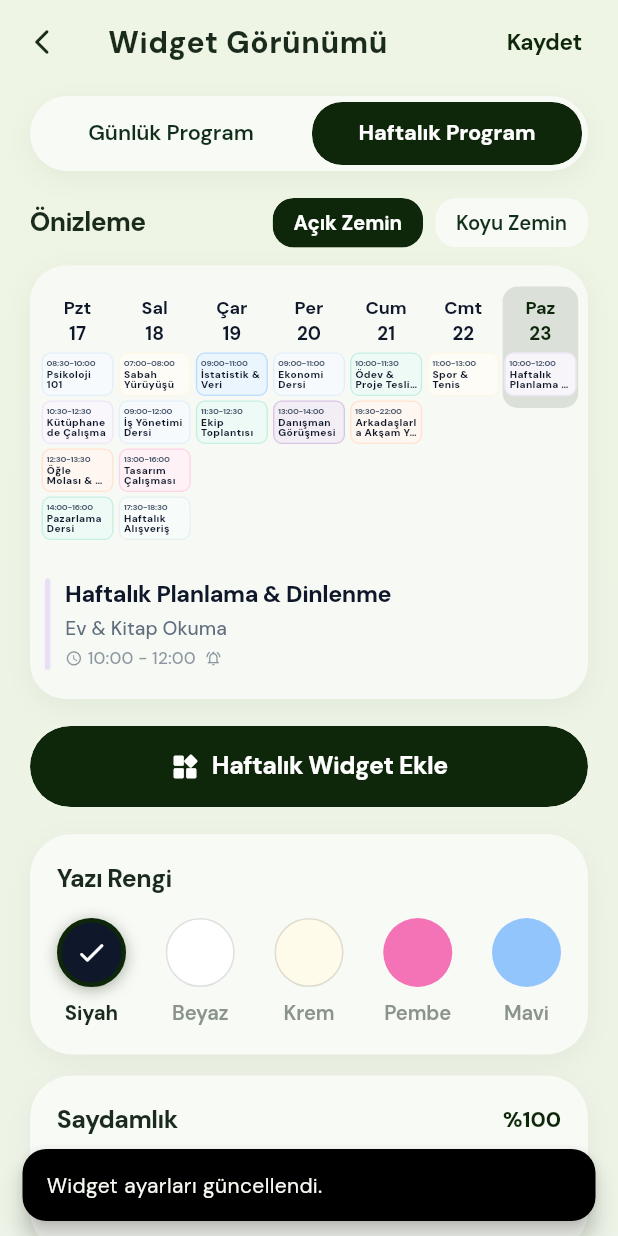
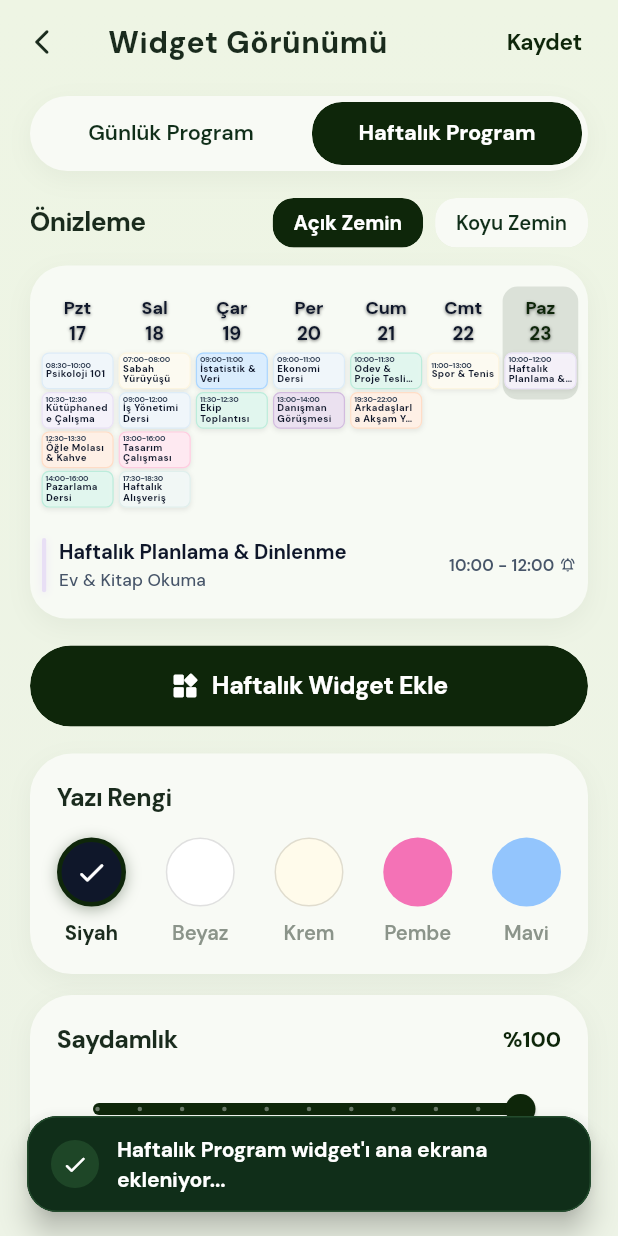
Before and after one commit to mervebudakk/Planner-on-the-Screen, a Flutter app: the WidgetCustomizerScreen screen opened directly, after a tap on "Haftalık Program", after a tap on "Haftalık Widget Ekle", on a phone screen of 412 x 824 dp. Run offline on Flutter 3.47's test engine with Material 3 defaults, Android fonts, the phone set to English and light mode, and no system bars; our stand-ins replace flutter_local_notifications, flutter_secure_storage, google_fonts, google_sign_in, shared_preferences, timezone; missing offline and left inert: home_widget; accounts and stored records are empty.

Commit message:
feat: enhance weekly & daily widget design, responsive snackbars, and circular app icon

```diff
--- a/lib/core/services/widget_sync_service.dart
+++ b/lib/core/services/widget_sync_service.dart
@@ -54,6 +54,11 @@ class WidgetSyncService {
         'theme_config_json',
         jsonEncode(themeConfig.toJson()),
       );
+      final dayNumbers = currentWeekDays.map((d) => d.day).toList();
+      await HomeWidget.saveWidgetData<String>(
+        'week_day_numbers_json',
+        jsonEncode(dayNumbers),
+      );
       await HomeWidget.saveWidgetData<int>('current_day_of_week', today);
 
       // Native Widget'ları yenile (Hem Günlük hem Haftalık)
--- /dev/null
+++ b/lib/core/widgets/aesthetic_snackbar.dart
@@ -0,0 +1,118 @@
+import 'package:flutter/material.dart';
+import '../../core/constants/app_typography.dart';
+
+/// 🌿 Uygulama genelinde kullanılan estetik SnackBar yardımcısı.
+/// Welcome SnackBar tarzında: yuvarlak ikon + mesaj + koyu yeşil tema.
+class AestheticSnackBar {
+  AestheticSnackBar._();
+
+  /// ✅ Başarı mesajı (Yeşil ✓ ikon)
+  static void showSuccess(BuildContext context, String message) {
+    _show(context, message: message, icon: Icons.check_rounded, type: _SnackType.success);
+  }
+
+  /// ℹ️ Bilgi mesajı (Mavi ℹ ikon)
+  static void showInfo(BuildContext context, String message) {
+    _show(context, message: message, icon: Icons.info_outline_rounded, type: _SnackType.info);
+  }
+
+  /// ⚠️ Uyarı mesajı (Turuncu ⚠ ikon)
+  static void showWarning(BuildContext context, String message) {
+    _show(context, message: message, icon: Icons.warning_amber_rounded, type: _SnackType.warning);
+  }
+
+  /// 🗑️ Silme mesajı (Kırmızı 🗑 ikon)
+  static void showDelete(BuildContext context, String message) {
+    _show(context, message: message, icon: Icons.delete_outline_rounded, type: _SnackType.delete);
+  }
+
+  static void _show(
+    BuildContext context, {
+    required String message,
+    required IconData icon,
+    required _SnackType type,
+    Duration duration = const Duration(seconds: 2),
+  }) {
+    final isDark = Theme.of(context).brightness == Brightness.dark;
+    final screenWidth = MediaQuery.maybeSizeOf(context)?.width ?? 400.0;
+    final horizontalMargin = (screenWidth < 360) ? 12.0 : 18.0;
+
+    final Color bgColor;
+    final Color borderColor;
+    final Color iconBgColor;
+    final Color iconColor;
+
+    switch (type) {
+      case _SnackType.success:
+        bgColor = isDark ? const Color(0xFF18261E) : const Color(0xFF102E19);
+        borderColor = isDark ? const Color(0xFF283D30) : const Color(0xFF234B2D);
+        iconBgColor = isDark ? const Color(0xFF2C6843) : const Color(0xFF1E4627);
+        iconColor = Colors.white;
+        break;
+      case _SnackType.info:
+        bgColor = isDark ? const Color(0xFF18261E) : const Color(0xFF102E19);
+        borderColor = isDark ? const Color(0xFF283D30) : const Color(0xFF234B2D);
+        iconBgColor = isDark ? const Color(0xFF2A4A6B) : const Color(0xFF1B3A5C);
+        iconColor = const Color(0xFF93C5FD);
+        break;
+      case _SnackType.warning:
+        bgColor = isDark ? const Color(0xFF261E18) : const Color(0xFF2E2110);
+        borderColor = isDark ? const Color(0xFF3D3028) : const Color(0xFF4B3D23);
+        iconBgColor = isDark ? const Color(0xFF685C2C) : const Color(0xFF46391E);
+        iconColor = const Color(0xFFFCD34D);
+        break;
+      case _SnackType.delete:
+        bgColor = isDark ? const Color(0xFF261818) : const Color(0xFF2E1010);
+        borderColor = isDark ? const Color(0xFF3D2828) : const Color(0xFF4B2323);
+        iconBgColor = isDark ? const Color(0xFF682C2C) : const Color(0xFF461E1E);
+        iconColor = const Color(0xFFFCA5A5);
+        break;
+    }
+
+    ScaffoldMessenger.of(context).hideCurrentSnackBar();
+    ScaffoldMessenger.of(context).showSnackBar(
+      SnackBar(
+        backgroundColor: bgColor,
+        behavior: SnackBarBehavior.floating,
+        margin: EdgeInsets.symmetric(horizontal: horizontalMargin, vertical: 16),
+        padding: const EdgeInsets.symmetric(horizontal: 16, vertical: 12),
+        elevation: 8,
+        shape: RoundedRectangleBorder(
+          borderRadius: BorderRadius.circular(20),
+          side: BorderSide(color: borderColor, width: 1.0),
+        ),
+        content: Row(
+          children: [
+            Container(
+              width: 32,
+              height: 32,
+              decoration: BoxDecoration(
+                color: iconBgColor,
+                shape: BoxShape.circle,
+              ),
+              child: Center(
+                child: Icon(icon, color: iconColor, size: 18),
+              ),
+            ),
+            const SizedBox(width: 12),
+            Expanded(
+              child: Text(
+                message,
+                style: AppTypography.sfProRounded(
+                  color: Colors.white,
+                  fontWeight: FontWeight.w700,
+                  fontSize: 14.0,
+                ),
+                maxLines: 3,
+                overflow: TextOverflow.ellipsis,
+              ),
+            ),
+          ],
+        ),
+        duration: duration,
+      ),
+    );
+  }
+}
+
+enum _SnackType { success, info, warning, delete }
--- a/lib/features/planner/presentation/screens/widget_customizer_screen.dart
+++ b/lib/features/planner/presentation/screens/widget_customizer_screen.dart
@@ -5,6 +5,7 @@ import '../../../../core/constants/app_typography.dart';
 import '../../../../core/models/schedule_event.dart';
 import '../../../../core/services/widget_sync_service.dart';
 import '../../../../core/utils/date_time_utils.dart';
+import '../../../../core/widgets/aesthetic_snackbar.dart';
 import '../../../../core/widgets/apple_ambient_background.dart';
 import '../../../../core/widgets/bouncing_widget.dart';
 import '../../providers/planner_provider.dart';
@@ -70,14 +71,7 @@ class _WidgetCustomizerScreenState extends State<WidgetCustomizerScreen> {
     );
     provider.updateThemeConfig(newConfig);
 
-    ScaffoldMessenger.of(context).showSnackBar(
-      SnackBar(
-        content: const Text('Widget ayarları güncellendi.'),
-        behavior: SnackBarBehavior.floating,
-        shape: RoundedRectangleBorder(borderRadius: BorderRadius.circular(16)),
-        duration: const Duration(seconds: 2),
-      ),
-    );
+    AestheticSnackBar.showSuccess(context, 'Widget ayarları güncellendi ✨');
   }
 
   Future<void> _pinSelectedWidget() async {
@@ -88,21 +82,9 @@ class _WidgetCustomizerScreenState extends State<WidgetCustomizerScreen> {
     if (mounted) {
       final widgetName = isWeekly ? 'Haftalık Program' : 'Günlük Program';
       if (success) {
-        ScaffoldMessenger.of(context).showSnackBar(
-          SnackBar(
-            content: Text('$widgetName widget\'ı ana ekrana ekleniyor...'),
-            behavior: SnackBarBehavior.floating,
-            shape: RoundedRectangleBorder(borderRadius: BorderRadius.circular(16)),
-          ),
-        );
+        AestheticSnackBar.showSuccess(context, '$widgetName widget\'ı ana ekrana ekleniyor...');
       } else {
-        ScaffoldMessenger.of(context).showSnackBar(
-          SnackBar(
-            content: Text('$widgetName widget\'ı güncellendi.'),
-            behavior: SnackBarBehavior.floating,
-            shape: RoundedRectangleBorder(borderRadius: BorderRadius.circular(16)),
-          ),
-        );
+        AestheticSnackBar.showInfo(context, '$widgetName widget\'ı güncellendi.');
       }
     }
   }
@@ -598,7 +580,6 @@ class _WidgetCustomizerScreenState extends State<WidgetCustomizerScreen> {
     final activeDate = days[_previewSelectedDay - 1];
     final activeDayEvents = provider.getEventsForDate(activeDate);
     final txtColor = _currentTextColor;
-    final isDark = Theme.of(context).brightness == Brightness.dark;
 
     return Column(
       crossAxisAlignment: CrossAxisAlignment.start,
@@ -641,6 +622,14 @@ class _WidgetCustomizerScreenState extends State<WidgetCustomizerScreen> {
                           fontSize: 12.0,
                           fontWeight: isSelected ? FontWeight.w800 : FontWeight.w700,
                           color: isSelected ? selectedHeaderColor : txtColor,
+                        ).copyWith(
+                          shadows: [
+                            Shadow(
+                              color: Colors.black.withValues(alpha: 0.50),
+                              offset: const Offset(0, 0.8),
+                              blurRadius: 2.0,
+                            ),
+                          ],
                         ),
                       ),
                       const SizedBox(height: 0.5),
@@ -652,6 +641,14 @@ class _WidgetCustomizerScreenState extends State<WidgetCustomizerScreen> {
                           fontSize: 12.5,
                           fontWeight: isSelected ? FontWeight.w800 : FontWeight.w700,
                           color: isSelected ? selectedHeaderColor : txtColor,
+                        ).copyWith(
+                          shadows: [
+                            Shadow(
+                              color: Colors.black.withValues(alpha: 0.50),
+                              offset: const Offset(0, 0.8),
+                              blurRadius: 2.0,
+                            ),
+                          ],
                         ),
                       ),
                       const SizedBox(height: 3.5),
@@ -662,35 +659,38 @@ class _WidgetCustomizerScreenState extends State<WidgetCustomizerScreen> {
                       else
                         ...dayEvents.take(4).map((e) {
                           final eventColor = AppColors.hexToColor(e.colorHex);
-                          final cellBg = isDark
-                              ? Color.alphaBlend(
-                                  eventColor.withValues(alpha: 0.16),
-                                  const Color(0xFF16281E).withValues(alpha: 0.82),
-                                )
-                              : Color.alphaBlend(
-                                  eventColor.withValues(alpha: 0.22),
-                                  Colors.white.withValues(alpha: 0.88),
-                                );
-                          final cellBorderColor = eventColor.withValues(alpha: isDark ? 0.60 : 0.70);
+                          // 🌿 Seçenek 1: Yumuşak açık pastel dolgu + Canlı renkli kenarlık
+                          final cellBg = Color.alphaBlend(
+                            eventColor.withValues(alpha: 0.38),
+                            Colors.white.withValues(alpha: 0.92),
+                          );
+                          final cellBorderColor = eventColor.withValues(alpha: 0.85);
 
                           return Container(
-                            height: 29.0,
-                            margin: const EdgeInsets.only(bottom: 3.0),
-                            padding: const EdgeInsets.symmetric(horizontal: 2.5, vertical: 1.5),
+                            height: 24.5,
+                            margin: const EdgeInsets.only(bottom: 1.8),
+                            padding: const EdgeInsets.symmetric(horizontal: 2.0, vertical: 1.0),
                             decoration: BoxDecoration(
                               color: cellBg,
-                              borderRadius: BorderRadius.circular(6.0),
+                              borderRadius: BorderRadius.circular(5.0),
                               border: Border.all(
                                 color: cellBorderColor,
-                                width: 0.9,
+                                width: 0.8,
                               ),
+                              boxShadow: [
+                                BoxShadow(
+                                  color: Colors.black.withValues(alpha: 0.08),
+                                  blurRadius: 2,
+                                  offset: const Offset(0, 1),
+                                ),
+                              ],
                             ),
                             child: Column(
                               crossAxisAlignment: CrossAxisAlignment.start,
                               mainAxisAlignment: MainAxisAlignment.center,
                               mainAxisSize: MainAxisSize.min,
                               children: [
-                                // ⏰ Başlangıç - Bitiş Saati (Örn: 08:30-10:00 veya 08:30)
+                                // ⏰ Başlangıç - Bitiş Saati (Koyu gri, net)
                                 Text(
                                   e.hasNoEndTime
                                       ? '${e.startHour.toString().padLeft(2, '0')}:${e.startMinute.toString().padLeft(2, '0')}'
@@ -698,22 +698,22 @@ class _WidgetCustomizerScreenState extends State<WidgetCustomizerScreen> {
                                   maxLines: 1,
                                   overflow: TextOverflow.clip,
                                   style: const TextStyle(
-                                    fontSize: 5.6,
+                                    fontSize: 5.2,
                                     fontWeight: FontWeight.w700,
-                                    color: Color(0xFF475569),
+                                    color: Color(0xFF334155),
                                     letterSpacing: -0.2,
                                     height: 1.0,
                                   ),
                                 ),
-                                const SizedBox(height: 0.5),
-                                // 📝 Başlık (Sıkı ve ortalanmış)
+                                const SizedBox(height: 0.3),
+                                // 📝 Başlık (Koyu siyah/lacivert, jilet gibi net)
                                 Text(
                                   e.title,
                                   maxLines: 2,
                                   softWrap: true,
                                   overflow: TextOverflow.ellipsis,
                                   style: const TextStyle(
-                                    fontSize: 6.8,
+                                    fontSize: 6.4,
                                     fontWeight: FontWeight.w800,
                                     color: Color(0xFF0F172A),
                                     height: 1.02,
@@ -731,7 +731,7 @@ class _WidgetCustomizerScreenState extends State<WidgetCustomizerScreen> {
           }),
         ),
 
-        const SizedBox(height: 12),
+        const SizedBox(height: 10),
 
         // ── 2. SEÇİLİ GÜNÜN DETAYLI AKIŞ KARTLARI ──
         if (activeDayEvents.isEmpty)
@@ -741,7 +741,7 @@ class _WidgetCustomizerScreenState extends State<WidgetCustomizerScreen> {
               child: Text(
                 'Bu güne ait plan bulunmuyor',
                 style: AppTypography.sfPro(
-                  fontSize: 14.0,
+                  fontSize: 13.5,
                   fontWeight: FontWeight.w500,
                   color: txtColor.withValues(alpha: 0.7),
                 ),
@@ -750,7 +750,7 @@ class _WidgetCustomizerScreenState extends State<WidgetCustomizerScreen> {
           )
         else
           Column(
-            children: activeDayEvents.take(3).map((event) {
+            children: activeDayEvents.take(4).map((event) {
               return _buildEventItemCard(event);
             }).toList(),
           ),
@@ -758,93 +758,92 @@ class _WidgetCustomizerScreenState extends State<WidgetCustomizerScreen> {
     );
   }
 
-  /// 📇 Alt Plan Öğesi: Sol Renk Çubuğu + Altta Saat ve Bildirim
+  /// 📇 Alt Plan Öğesi: Sol Zarif Parlak Çubuk + Ortada Başlık & Açıklama + Sağda Saat
   Widget _buildEventItemCard(ScheduleEvent event) {
     final eventColor = AppColors.hexToColor(event.colorHex);
     final titleColor = _isDarkText ? const Color(0xFF0F172A) : _currentTextColor;
     final subtitleColor = _isDarkText ? const Color(0xFF475569) : _currentTextColor.withValues(alpha: 0.85);
+    final timeColor = _isDarkText ? const Color(0xFF475569) : _currentTextColor.withValues(alpha: 0.75);
 
     return Padding(
-      padding: const EdgeInsets.symmetric(vertical: 5.5, horizontal: 4),
+      padding: const EdgeInsets.symmetric(vertical: 3.5, horizontal: 2),
       child: IntrinsicHeight(
         child: Row(
           crossAxisAlignment: CrossAxisAlignment.stretch,
           children: [
-            // ── 1. SOL DİKEY RENK ÇUBUĞU (Kartın tüm boyunu ve alttaki zamanı kapsar) ──
+            // ── 1. SOL DİKEY PARLAK RENK ÇUBUĞU (Yazının tam boyuna uyumlu) ──
             Container(
-              width: 3.5,
+              width: 2.8,
               decoration: BoxDecoration(
                 color: eventColor,
-                borderRadius: BorderRadius.circular(2),
+                borderRadius: BorderRadius.circular(1.5),
                 boxShadow: [
                   BoxShadow(
-                    color: eventColor.withValues(alpha: 0.35),
-                    blurRadius: 3,
+                    color: eventColor.withValues(alpha: 0.75),
+                    blurRadius: 4,
                     offset: const Offset(0, 1),
                   ),
                 ],
               ),
             ),
-            const SizedBox(width: 10),
+            const SizedBox(width: 8.5),
 
-            // ── 2. BAŞLIK, ALT METİN VE ALTTTAKİ ZAMAN / BİLDİRİM ──
+            // ── 2. ORTADA BAŞLIK VE ALT METİN ──
             Expanded(
               child: Column(
                 crossAxisAlignment: CrossAxisAlignment.start,
-                mainAxisAlignment: MainAxisAlignment.spaceBetween,
+                mainAxisAlignment: MainAxisAlignment.center,
                 children: [
                   // Başlık
                   Text(
                     event.title,
                     style: AppTypography.sfProRounded(
-                      fontSize: 15.5,
-                      fontWeight: FontWeight.w800,
+                      fontSize: 13.5,
+                      fontWeight: FontWeight.w700,
                       color: titleColor,
                     ),
                   ),
 
                   // Alt Başlık (varsa)
                   if (event.subtitle.isNotEmpty) ...[
-                    const SizedBox(height: 1.5),
+                    const SizedBox(height: 1.2),
                     Text(
                       event.subtitle,
                       style: AppTypography.sfPro(
-                        fontSize: 12.8,
+                        fontSize: 11.5,
                         fontWeight: FontWeight.w500,
-                        color: subtitleColor.withValues(alpha: 0.85),
+                        color: subtitleColor,
                       ),
                     ),
                   ],
+                ],
+              ),
+            ),
 
-                  const SizedBox(height: 3.5),
+            const SizedBox(width: 10),
 
-                  // Alttaki Zaman Satırı (Daha küçük ve daha saydam)
-                  Row(
-                    children: [
-                      Icon(
-                        Icons.access_time_rounded,
-                        size: 11.5,
-                        color: subtitleColor.withValues(alpha: 0.60),
-                      ),
-                      const SizedBox(width: 3.5),
-                      Text(
-                        event.formattedTimeRange,
-                        style: AppTypography.sfPro(
-                          fontSize: 11.5,
-                          fontWeight: FontWeight.w500,
-                          color: subtitleColor.withValues(alpha: 0.60),
-                        ),
-                      ),
-                      if (event.isNotificationEnabled) ...[
-                        const SizedBox(width: 6),
-                        Icon(
-                          Icons.notifications_active_outlined,
-                          size: 11.5,
-                          color: subtitleColor.withValues(alpha: 0.60),
-                        ),
-                      ],
-                    ],
+            // ── 3. SAĞDA SAAT VE BİLDİRİM SİMGESİ ──
+            Align(
+              alignment: Alignment.centerRight,
+              child: Row(
+                mainAxisSize: MainAxisSize.min,
+                children: [
+                  Text(
+                    event.formattedTimeRange,
+                    style: AppTypography.sfPro(
+                      fontSize: 11.0,
+                      fontWeight: FontWeight.w600,
+                      color: timeColor,
+                    ),
                   ),
+                  if (event.isNotificationEnabled) ...[
+                    const SizedBox(width: 3.5),
+                    Icon(
+                      Icons.notifications_active_outlined,
+                      size: 11.0,
+                      color: timeColor,
+                    ),
+                  ],
                 ],
               ),
             ),
```
Also changed, not shown: lib/features/planner/presentation/screens/edit_event_screen.dart (+2 -7 lines), lib/features/planner/presentation/screens/settings_screen.dart (+4 -72 lines), lib/features/planner/presentation/widgets/aesthetic_color_picker.dart (+2 -8 lines), lib/features/planner/presentation/widgets/daily_timeline_list.dart (+9 -40 lines), assets/images/app_icon.png, icon.png (added), 25 other files.
